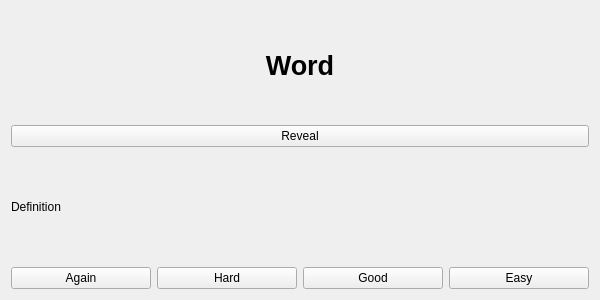
First picture: the form in Development/Source_Code/studywindow.ui, repository TheSizzlingDefense/IA_Project, before the edit.
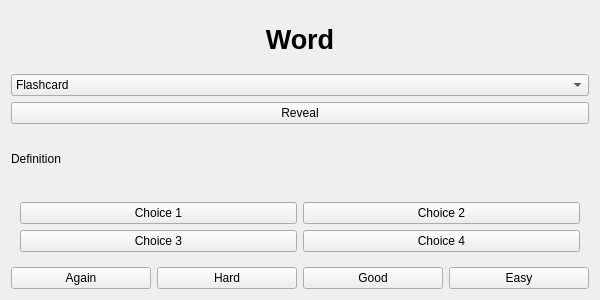
Second picture: the form after the edit.

```diff
--- a/Development/Source_Code/studywindow.ui
+++ b/Development/Source_Code/studywindow.ui
@@ -24,6 +24,23 @@
      </property>
     </widget>
    </item>
+    <item>
+     <widget class="QComboBox" name="modeComboBox">
+      <property name="editable">
+        <bool>false</bool>
+      </property>
+      <item>
+        <property name="text">
+         <string>Flashcard</string>
+        </property>
+      </item>
+      <item>
+        <property name="text">
+         <string>Multiple Choice</string>
+        </property>
+      </item>
+     </widget>
+    </item>
    <item>
     <widget class="QPushButton" name="revealButton">
      <property name="text">
@@ -44,6 +61,52 @@
      </property>
     </widget>
    </item>
+    <item>
+     <widget class="QWidget" name="choicesWidget">
+      <layout class="QGridLayout" name="choicesGrid">
+        <item row="0" column="0">
+         <widget class="QPushButton" name="choiceButton1">
+          <property name="text">
+            <string>Choice 1</string>
+          </property>
+          <property name="visible">
+            <bool>false</bool>
+          </property>
+         </widget>
+        </item>
+        <item row="0" column="1">
+         <widget class="QPushButton" name="choiceButton2">
+          <property name="text">
+            <string>Choice 2</string>
+          </property>
+          <property name="visible">
+            <bool>false</bool>
+          </property>
+         </widget>
+        </item>
+        <item row="1" column="0">
+         <widget class="QPushButton" name="choiceButton3">
+          <property name="text">
+            <string>Choice 3</string>
+          </property>
+          <property name="visible">
+            <bool>false</bool>
+          </property>
+         </widget>
+        </item>
+        <item row="1" column="1">
+         <widget class="QPushButton" name="choiceButton4">
+          <property name="text">
+            <string>Choice 4</string>
+          </property>
+          <property name="visible">
+            <bool>false</bool>
+          </property>
+         </widget>
+        </item>
+      </layout>
+     </widget>
+    </item>
    <item>
     <layout class="QHBoxLayout" name="buttonLayout">
      <item>
```
